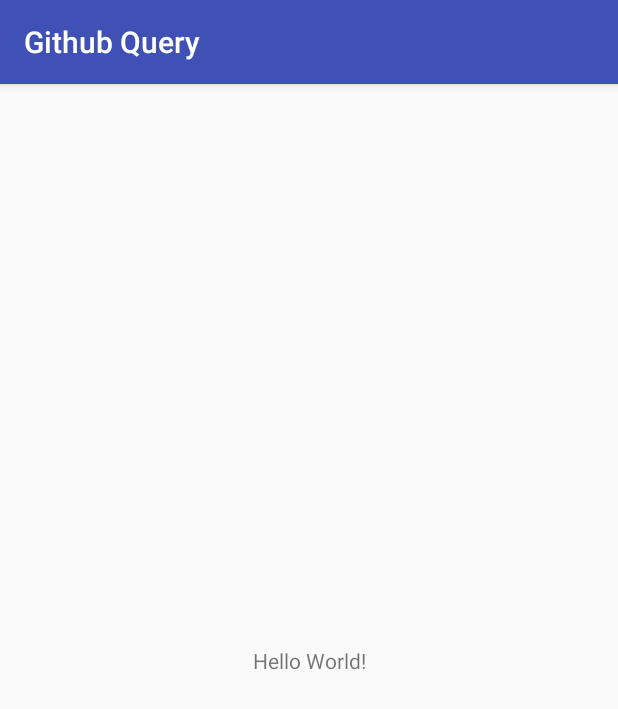
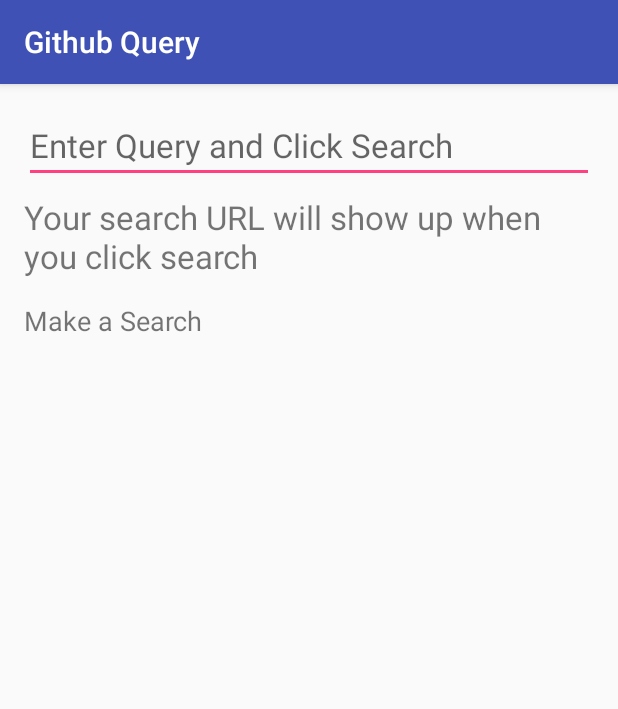
Before and after one commit to kuluruvineeth/CoreAndroidConcepts, an Android app: the screen it shows after launch (MainActivity), on a phone screen of 412 x 824 dp. Shown: the top 709 px of the screen. Run offline under Robolectric (Android 15) with nearby library versions, the phone set to English and light mode, and no system bars.

Commit message:
Completed TODO's and added readme.

```diff
--- a/app/build.gradle
+++ b/app/build.gradle
@@ -22,6 +22,5 @@
     //noinspection GradleCompatible
     implementation 'com.android.support:appcompat-v7:25.1.0'
 
-    // TODO (32) Remove the ConstraintLayout dependency as we aren't using it for these simple projects
-    implementation 'com.android.support.constraint:constraint-layout:1.0.0-beta4'
+    // COMPLETED (32) Remove the ConstraintLayout dependency as we aren't using it for these simple projects
 }
--- a/app/src/main/java/com/example/android/datafrominternet/MainActivity.java
+++ b/app/src/main/java/com/example/android/datafrominternet/MainActivity.java
@@ -17,22 +17,28 @@
 
 import android.os.Bundle;
 import android.support.v7.app.AppCompatActivity;
+import android.widget.EditText;
+import android.widget.TextView;
 
 public class MainActivity extends AppCompatActivity {
 
-    // TODO (26) Create an EditText variable called mSearchBoxEditText
+    // COMPLETED (26) Create an EditText variable called mSearchBoxEditText
+    private EditText mSearchBoxEditText;
 
-    // TODO (27) Create a TextView variable called mUrlDisplayTextView
-    // TODO (28) Create a TextView variable called mSearchResultsTextView
+    // COMPLETED (27) Create a TextView variable called mUrlDisplayTextView
+    // COMPLETED (28) Create a TextView variable called mSearchResultsTextView
+    private TextView mUrlDisplayTextView, mSearchResultsTextView;
 
     @Override
     protected void onCreate(Bundle savedInstanceState) {
         super.onCreate(savedInstanceState);
         setContentView(R.layout.activity_main);
 
-        // TODO (29) Use findViewById to get a reference to mSearchBoxEditText
-
-        // TODO (30) Use findViewById to get a reference to mUrlDisplayTextView
-        // TODO (31) Use findViewById to get a reference to mSearchResultsTextView
+        // COMPLETED (29) Use findViewById to get a reference to mSearchBoxEditText
+        mSearchBoxEditText = (EditText)findViewById(R.id.et_search_box);
+        // COMPLETED (30) Use findViewById to get a reference to mUrlDisplayTextView
+        // COMPLETED (31) Use findViewById to get a reference to mSearchResultsTextView
+        mUrlDisplayTextView = (TextView) findViewById(R.id.tv_url_display);
+        mSearchResultsTextView = (TextView) findViewById(R.id.tv_github_search_results_json);
     }
 }
--- a/app/src/main/res/layout/activity_main.xml
+++ b/app/src/main/res/layout/activity_main.xml
@@ -15,49 +15,68 @@
   limitations under the License.
 -->
 
-<!--TODO (1) Change the ConstraintLayout to a LinearLayout-->
-<!--TODO (2) Make the orientation vertical-->
-<!--TODO (3) Give left, right, and top padding of 16dp-->
-<!--TODO (4) Remove the line that declares the id, we don't need it-->
-<!--TODO (5) Remove the xmlns:app declaration, we don't need that anymore-->
-<android.support.constraint.ConstraintLayout
+<!--COMPLETED (1) Change the ConstraintLayout to a LinearLayout-->
+<!--COMPLETED (2) Make the orientation vertical-->
+<!--COMPLETED (3) Give left, right, and top padding of 16dp-->
+<!--COMPLETED (4) Remove the line that declares the id, we don't need it-->
+<!--COMPLETED (5) Remove the xmlns:app declaration, we don't need that anymore-->
+<LinearLayout
     xmlns:android="http://schemas.android.com/apk/res/android"
-    xmlns:app="http://schemas.android.com/apk/res-auto"
-    android:id="@+id/activity_main"
+    android:orientation="vertical"
+    android:paddingLeft="16dp"
+    android:paddingRight="16dp"
+    android:paddingTop="16dp"
     android:layout_width="match_parent"
     android:layout_height="match_parent">
 
-    <!--TODO (6) Delete this TextView-->
+    <!--COMPLETED (6) Delete this TextView-->
+
+    <!--COMPLETED (7) Add an EditText-->
+    <!--COMPLETED (8) Give the EditText an id of @+id/et_search_box-->
+    <!--COMPLETED (9) Set the text size to 22sp-->
+    <!--COMPLETED (10) Set the width to match_parent and the height to wrap_content-->
+    <!--COMPLETED (11) Provide a hint telling the user to enter a query and then click search-->
+    <EditText
+        android:id="@+id/et_search_box"
+        android:layout_width="match_parent"
+        android:layout_height="wrap_content"
+        android:textSize="22sp"
+        android:hint="Enter Query and Click Search"/>
+
+    <!--COMPLETED (12) Add a TextView-->
+    <!--COMPLETED (13) Give the TextView an id of @+id/tv_url_display-->
+    <!--COMPLETED (14) Set the text size to 22sp-->
+    <!--COMPLETED (15) Set the width to wrap_content and the height to wrap_content-->
+    <!--COMPLETED (16) Give the TextView a top margin of 8dp-->
+    <!--COMPLETED (17) Set the text to tell the user their search URL will show up here when they click search-->
     <TextView
+        android:id="@+id/tv_url_display"
         android:layout_width="wrap_content"
         android:layout_height="wrap_content"
-        android:text="Hello World!"
-        app:layout_constraintBottom_toBottomOf="@+id/activity_main"
-        app:layout_constraintLeft_toLeftOf="@+id/activity_main"
-        app:layout_constraintRight_toRightOf="@+id/activity_main"
-        app:layout_constraintTop_toTopOf="@+id/activity_main" />
+        android:textSize="22sp"
+        android:layout_marginTop="8dp"
+        android:text="Your search URL will show up when you click search"/>
 
-    <!--TODO (7) Add an EditText-->
-    <!--TODO (8) Give the EditText an id of @+id/et_search_box-->
-    <!--TODO (9) Set the text size to 22sp-->
-    <!--TODO (10) Set the width to match_parent and the height to wrap_content-->
-    <!--TODO (11) Provide a hint telling the user to enter a query and then click search-->
+    <!--COMPLETED (18) Add a ScrollView-->
+    <!--COMPLETED (19) Set the width to match_parent and the height to wrap_content-->
+    <!--COMPLETED (20) Set the top margin to 16dp-->
+    <ScrollView
+        android:layout_width="match_parent"
+        android:layout_height="wrap_content"
+        android:layout_marginTop="16dp">
 
-    <!--TODO (12) Add a TextView-->
-    <!--TODO (13) Give the TextView an id of @+id/tv_url_display-->
-    <!--TODO (14) Set the text size to 22sp-->
-    <!--TODO (15) Set the width to wrap_content and the height to wrap_content-->
-    <!--TODO (16) Give the TextView a top margin of 8dp-->
-    <!--TODO (17) Set the text to tell the user their search URL will show up here when they click search-->
+        <!--COMPLETED (21) Within the ScrollView, add a TextView-->
+        <!--COMPLETED (22) Give the TextView an id of @+id/tv_github_search_results_json-->
+        <!--COMPLETED (23) Set the text size to 18sp-->
+        <!--COMPLETED (24) Set the height and width to wrap_content-->
+        <!--COMPLETED (25) Set the text to something that tells the user to make a search-->
+        <TextView
+            android:id="@+id/tv_github_search_results_json"
+            android:layout_width="wrap_content"
+            android:layout_height="wrap_content"
+            android:textSize="18sp"
+            android:text="Make a Search"/>
 
-    <!--TODO (18) Add a ScrollView-->
-    <!--TODO (19) Set the width to match_parent and the height to wrap_content-->
-    <!--TODO (20) Set the top margin to 16dp-->
+    </ScrollView>
 
-        <!--TODO (21) Within the ScrollView, add a TextView-->
-        <!--TODO (22) Give the TextView an id of @+id/tv_github_search_results_json-->
-        <!--TODO (23) Set the text size to 18sp-->
-        <!--TODO (24) Set the height and width to wrap_content-->
-        <!--TODO (25) Set the text to something that tells the user to make a search-->
-
-</android.support.constraint.ConstraintLayout>
+</LinearLayout>
```
Also changed, not shown: 2 other files.
